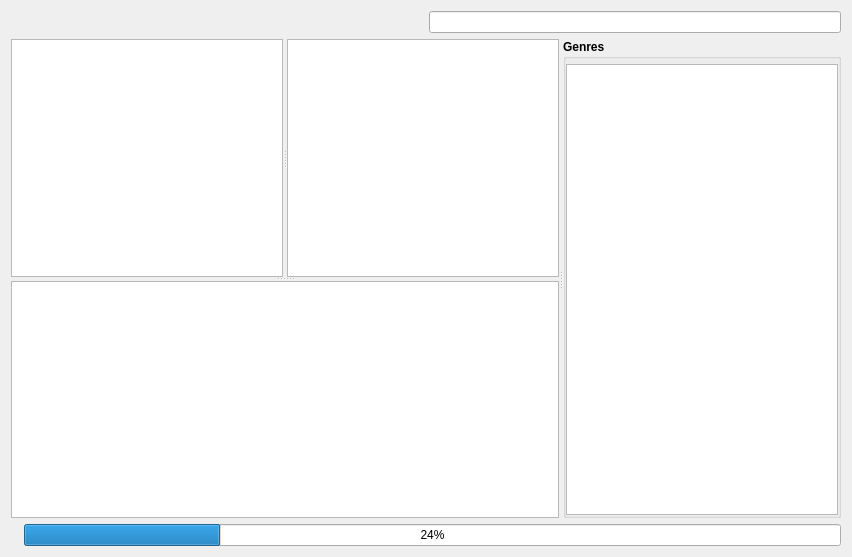
Inferno214221/sayonara-player, file src/GUI/Library/GUI_LocalLibrary.ui: the form before one commit.
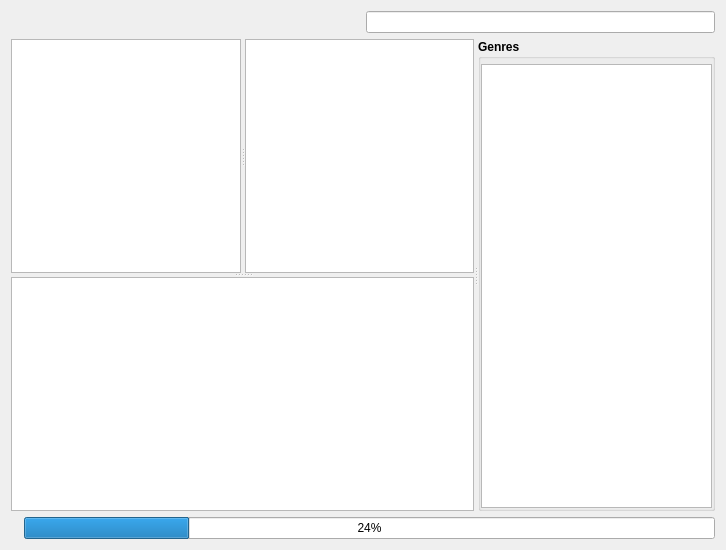
The form after the commit. The open tabs and pages were chosen to show the change. Custom widgets are drawn as their Qt base class.

The edit to the form file:
```diff
--- a/src/GUI/Library/GUI_LocalLibrary.ui
+++ b/src/GUI/Library/GUI_LocalLibrary.ui
@@ -6,16 +6,10 @@
    <rect>
     <x>0</x>
     <y>0</y>
-    <width>852</width>
-    <height>557</height>
+    <width>726</width>
+    <height>550</height>
    </rect>
   </property>
-  <property name="sizePolicy">
-   <sizepolicy hsizetype="MinimumExpanding" vsizetype="MinimumExpanding">
-    <horstretch>0</horstretch>
-    <verstretch>0</verstretch>
-   </sizepolicy>
-  </property>
   <property name="focusPolicy">
    <enum>Qt::ClickFocus</enum>
   </property>
@@ -65,12 +59,6 @@
             <enum>Qt::Horizontal</enum>
            </property>
            <widget class="Library::ArtistView" name="lv_artist">
-            <property name="sizePolicy">
-             <sizepolicy hsizetype="MinimumExpanding" vsizetype="Expanding">
-              <horstretch>0</horstretch>
-              <verstretch>0</verstretch>
-             </sizepolicy>
-            </property>
             <property name="focusPolicy">
              <enum>Qt::StrongFocus</enum>
             </property>
@@ -136,12 +124,6 @@
             </attribute>
            </widget>
            <widget class="Library::AlbumView" name="lv_album">
-            <property name="sizePolicy">
-             <sizepolicy hsizetype="MinimumExpanding" vsizetype="Expanding">
-              <horstretch>0</horstretch>
-              <verstretch>0</verstretch>
-             </sizepolicy>
-            </property>
             <property name="focusPolicy">
              <enum>Qt::StrongFocus</enum>
             </property>
@@ -242,12 +224,6 @@
        </widget>
       </widget>
       <widget class="Library::TrackView" name="tb_title">
-       <property name="sizePolicy">
-        <sizepolicy hsizetype="MinimumExpanding" vsizetype="MinimumExpanding">
-         <horstretch>0</horstretch>
-         <verstretch>0</verstretch>
-        </sizepolicy>
-       </property>
        <property name="focusPolicy">
         <enum>Qt::StrongFocus</enum>
        </property>
@@ -363,12 +339,6 @@
            </property>
            <item row="0" column="0">
             <widget class="Library::GenreView" name="lv_genres">
-             <property name="sizePolicy">
-              <sizepolicy hsizetype="Expanding" vsizetype="Expanding">
-               <horstretch>0</horstretch>
-               <verstretch>0</verstretch>
-              </sizepolicy>
-             </property>
              <property name="font">
               <font>
                <weight>75</weight>
@@ -486,7 +456,7 @@
        <property name="sizeHint" stdset="0">
         <size>
          <width>40</width>
-         <height>20</height>
+         <height>1</height>
         </size>
        </property>
       </spacer>
```
Left out of the diff: 2 changed lines with no effect on the pictures.
